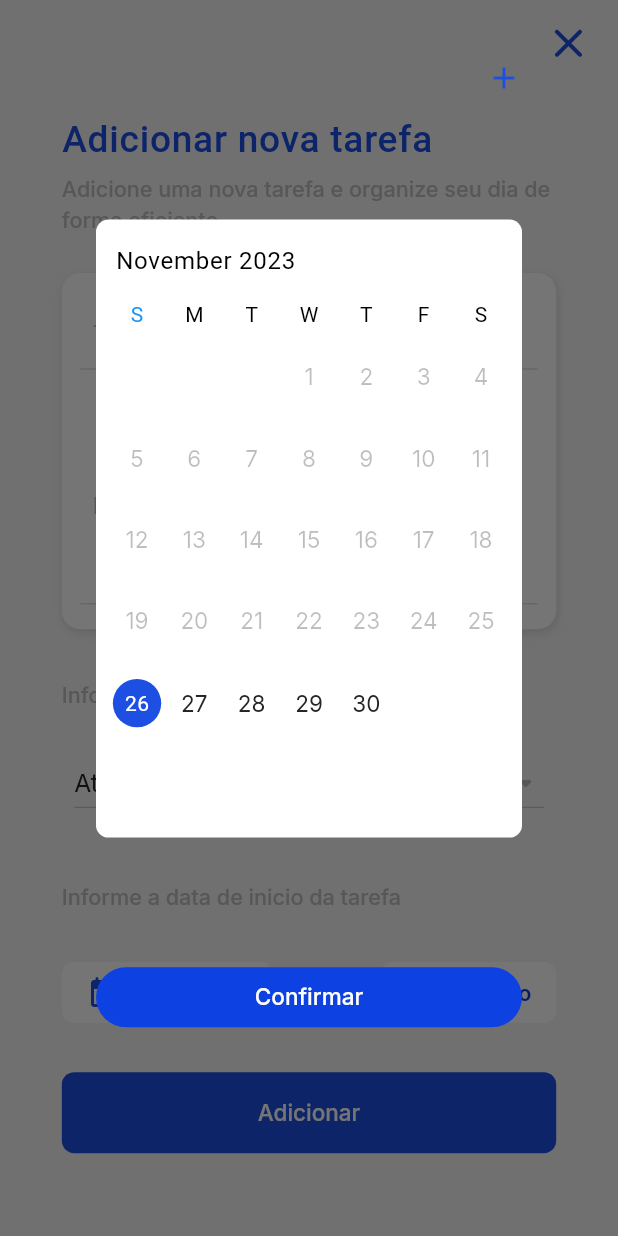
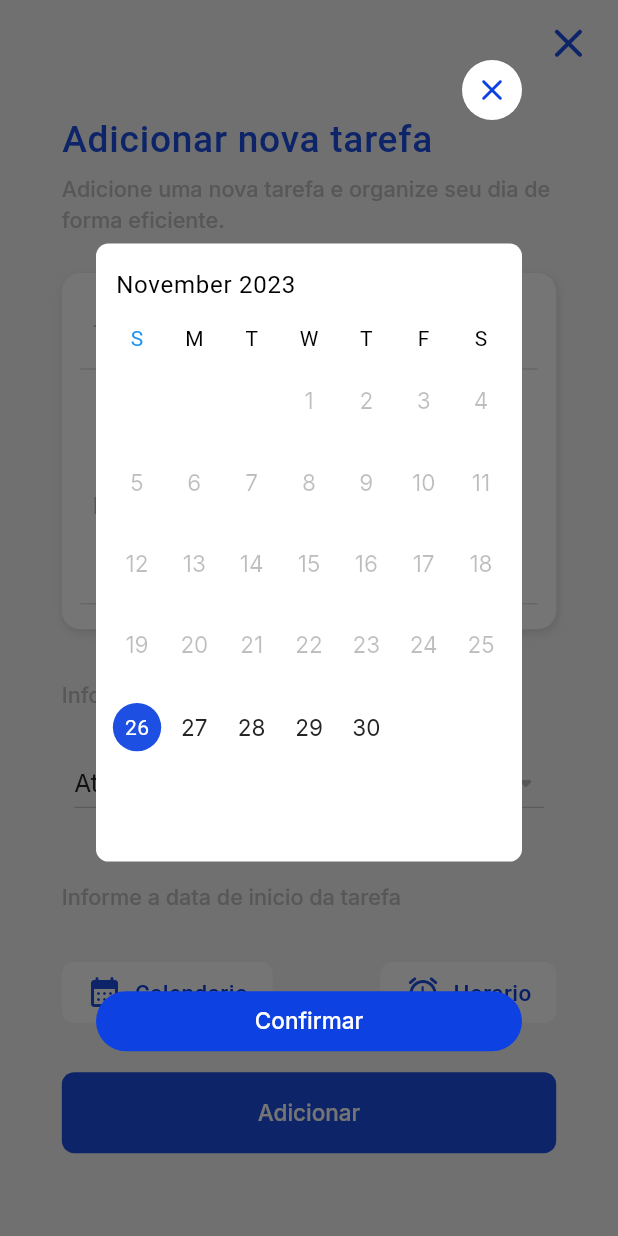
Before and after one commit to Thiago2807/TodoList, a Flutter app: the AddTaskScreen screen opened directly, after a tap on "Calendario", on a phone screen of 412 x 824 dp. Run offline on Flutter 3.47's test engine with Material 2 defaults, Android fonts, the phone set to English and light mode, and no system bars; drawn by our look-alikes of syncfusion_flutter_datepicker; our stand-ins replace dio, email_validator, flutter_mobx, flutter_native_splash, flutter_svg, get_it and 3 more; missing offline and left inert: day_night_time_picker; accounts and stored records are empty; generated files the repository leaves out were written again; Roboto replaces fonts that are missing (Dosis).

```diff
--- a/TodoList_App/todolist_app/lib/domain/themes/theme_dark.dart
+++ b/TodoList_App/todolist_app/lib/domain/themes/theme_dark.dart
@@ -11,6 +11,8 @@ ThemeData get customThemeDataDark => ThemeData(
         surfaceTintColor: Color(blackColor),
         color: Color(backgroundDarkScreenColor),
       ),
+
+
 
       // INICIO: Cores
       primaryColor: const Color(0xff48cae4),
--- a/TodoList_App/todolist_app/lib/presentation/screens/add_task/component/calendar.dart
+++ b/TodoList_App/todolist_app/lib/presentation/screens/add_task/component/calendar.dart
@@ -6,7 +6,8 @@ import 'package:todolist_app/presentation/colors/colors.dart';
 import '../state/add_task_state.dart';
 
 Future calendarCustom({required BuildContext context}) async {
-  final AddTaskState stateScreen = Provider.of<AddTaskState>(context, listen: false);
+  final AddTaskState stateScreen =
+      Provider.of<AddTaskState>(context, listen: false);
 
   final Size size = MediaQuery.sizeOf(context);
   final ThemeData theme = Theme.of(context);
@@ -24,7 +25,16 @@ Future calendarCustom({required BuildContext context}) async {
         children: [
           Align(
             alignment: Alignment.topRight,
-            child: Icon(Icons.add),
+            child: GestureDetector(
+              onTap: () => Navigator.pop(context),
+              child: CircleAvatar(
+                backgroundColor: theme.colorScheme.scrim,
+                child: Icon(
+                  Icons.close_rounded,
+                  color: theme.colorScheme.secondary,
+                ),
+              ),
+            ),
           ),
           SizedBox(height: size.height * .1),
           Align(
@@ -48,7 +58,7 @@ Future calendarCustom({required BuildContext context}) async {
                   monthCellStyle: DateRangePickerMonthCellStyle(
                     textStyle: theme.textTheme.displaySmall,
                     disabledDatesTextStyle: theme.textTheme.bodySmall,
-                    todayTextStyle: TextStyle(color: Colors.white),
+                    todayTextStyle: const TextStyle(color: Colors.white),
                   ),
                 ),
               ),
--- a/TodoList_App/todolist_app/lib/presentation/screens/home/components/options.dart
+++ b/TodoList_App/todolist_app/lib/presentation/screens/home/components/options.dart
@@ -51,8 +51,9 @@ class _OptionsHomeScreenState extends State<OptionsHomeScreen> {
             }
           default:
             {
-              if (snapshot.data == null || snapshot.data!.isEmpty)
+              if (snapshot.data == null || snapshot.data!.isEmpty) {
                 return Container();
+              }
 
               return Column(
                 crossAxisAlignment: CrossAxisAlignment.stretch,
@@ -85,7 +86,7 @@ class _OptionsHomeScreenState extends State<OptionsHomeScreen> {
                           _futureScreen =
                               _todoServices.getTasks(context: context, status: widget.status);
                         }),
-                        icon: Icon(Icons.refresh_rounded),
+                        icon: const Icon(Icons.refresh_rounded),
                       ),
                     ],
                   ),
```
Also changed, not shown: TodoList_App/todolist_app/lib/presentation/screens/list_tasks/list_tasks_screen.dart (+12 -1 lines).
